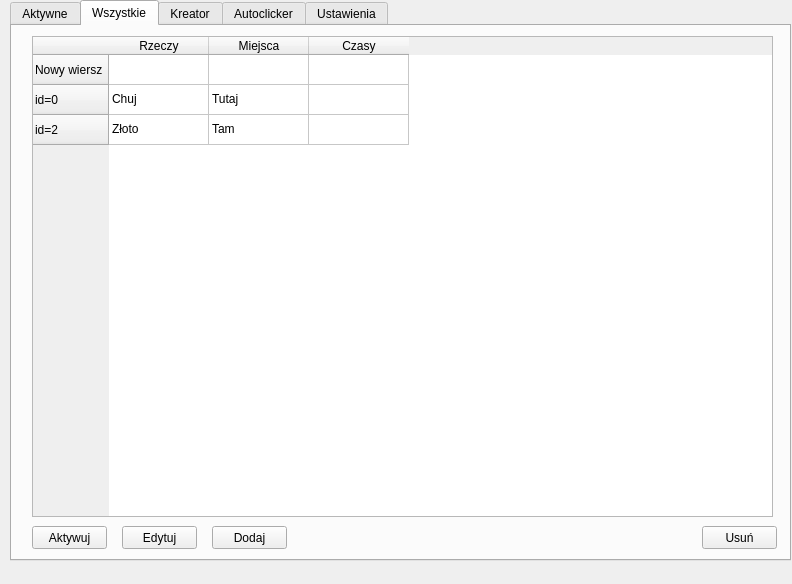
Old version of the form GUI.ui in the repository 307372/PwJS2020.
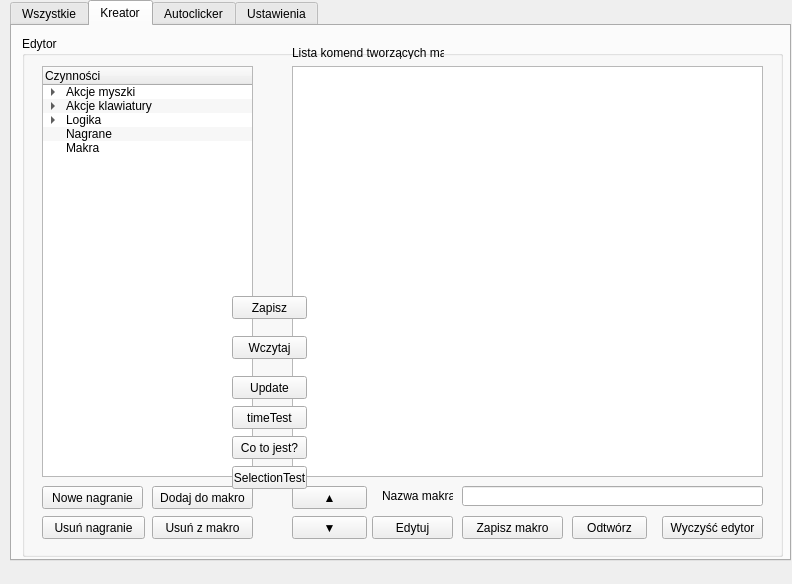
New version of the form. The open tabs and pages were chosen to show the change.

Patch:
```diff
--- a/GUI.ui
+++ b/GUI.ui
@@ -41,108 +41,11 @@
     <property name="currentIndex">
      <number>2</number>
     </property>
-    <widget class="QWidget" name="aktywne">
-     <attribute name="title">
-      <string>Aktywne</string>
-     </attribute>
-     <widget class="QListWidget" name="listWidget">
-      <property name="geometry">
-       <rect>
-        <x>240</x>
-        <y>160</y>
-        <width>256</width>
-        <height>192</height>
-       </rect>
-      </property>
-     </widget>
-    </widget>
-    <widget class="QWidget" name="wszystkie">
+    <widget class="QWidget" name="macroTab">
      <attribute name="title">
       <string>Wszystkie</string>
      </attribute>
-     <widget class="QTableWidget" name="wszystkieTablica">
-      <property name="geometry">
-       <rect>
-        <x>20</x>
-        <y>10</y>
-        <width>741</width>
-        <height>481</height>
-       </rect>
-      </property>
-      <row>
-       <property name="text">
-        <string>Nowy wiersz</string>
-       </property>
-      </row>
-      <row>
-       <property name="text">
-        <string>id=0</string>
-       </property>
-      </row>
-      <row>
-       <property name="text">
-        <string>id=2</string>
-       </property>
-      </row>
-      <column>
-       <property name="text">
-        <string>Rzeczy</string>
-       </property>
-      </column>
-      <column>
-       <property name="text">
-        <string>Miejsca</string>
-       </property>
-      </column>
-      <column>
-       <property name="text">
-        <string>Czasy</string>
-       </property>
-      </column>
-      <item row="1" column="0">
-       <property name="text">
-        <string>Chuj</string>
-       </property>
-      </item>
-      <item row="1" column="1">
-       <property name="text">
-        <string>Tutaj</string>
-       </property>
-      </item>
-      <item row="1" column="2">
-       <property name="text">
-        <string/>
-       </property>
-       <property name="checkState">
-        <enum>Unchecked</enum>
-       </property>
-       <property name="flags">
-        <set>ItemIsUserCheckable|ItemIsEnabled</set>
-       </property>
-      </item>
-      <item row="2" column="0">
-       <property name="text">
-        <string>Złoto</string>
-       </property>
-      </item>
-      <item row="2" column="1">
-       <property name="text">
-        <string>Tam</string>
-       </property>
-      </item>
-      <item row="2" column="2">
-       <property name="text">
-        <string/>
-       </property>
-       <property name="checkState">
-        <enum>Unchecked</enum>
-       </property>
-       <property name="flags">
-        <set>ItemIsUserCheckable|ItemIsEnabled</set>
-       </property>
-      </item>
-     </widget>
-     <widget class="QPushButton" name="wszystkieUsun">
+     <widget class="QPushButton" name="macroDelete">
       <property name="geometry">
        <rect>
         <x>690</x>
@@ -155,12 +58,12 @@
        <string>Usuń</string>
       </property>
      </widget>
-     <widget class="QPushButton" name="wszystkieEdytuj">
+     <widget class="QPushButton" name="macroEdit">
       <property name="geometry">
        <rect>
-        <x>110</x>
+        <x>20</x>
         <y>500</y>
-        <width>75</width>
+        <width>91</width>
         <height>23</height>
        </rect>
       </property>
@@ -168,31 +71,28 @@
        <string>Edytuj</string>
       </property>
      </widget>
-     <widget class="QPushButton" name="wszystkieDodaj">
+     <widget class="QPushButton" name="macroNew">
       <property name="geometry">
        <rect>
-        <x>200</x>
+        <x>130</x>
         <y>500</y>
-        <width>75</width>
+        <width>97</width>
         <height>23</height>
        </rect>
       </property>
       <property name="text">
-       <string>Dodaj</string>
+       <string>Dodaj nowe makro</string>
       </property>
      </widget>
-     <widget class="QPushButton" name="wszystkieAktywuj">
+     <widget class="QTreeView" name="macroTreeView">
       <property name="geometry">
        <rect>
-        <x>20</x>
-        <y>500</y>
-        <width>75</width>
-        <height>23</height>
+        <x>10</x>
+        <y>10</y>
+        <width>751</width>
+        <height>481</height>
        </rect>
       </property>
-      <property name="text">
-       <string>Aktywuj</string>
-      </property>
      </widget>
     </widget>
     <widget class="QWidget" name="kreator">
```
Left out of the diff: 12 changed lines with no effect on the pictures.
